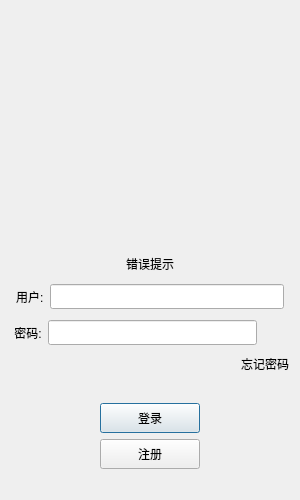
The window that QTClient/login.ui (Encounter005/TinyChat) describes before a commit, drawn with Qt 5.
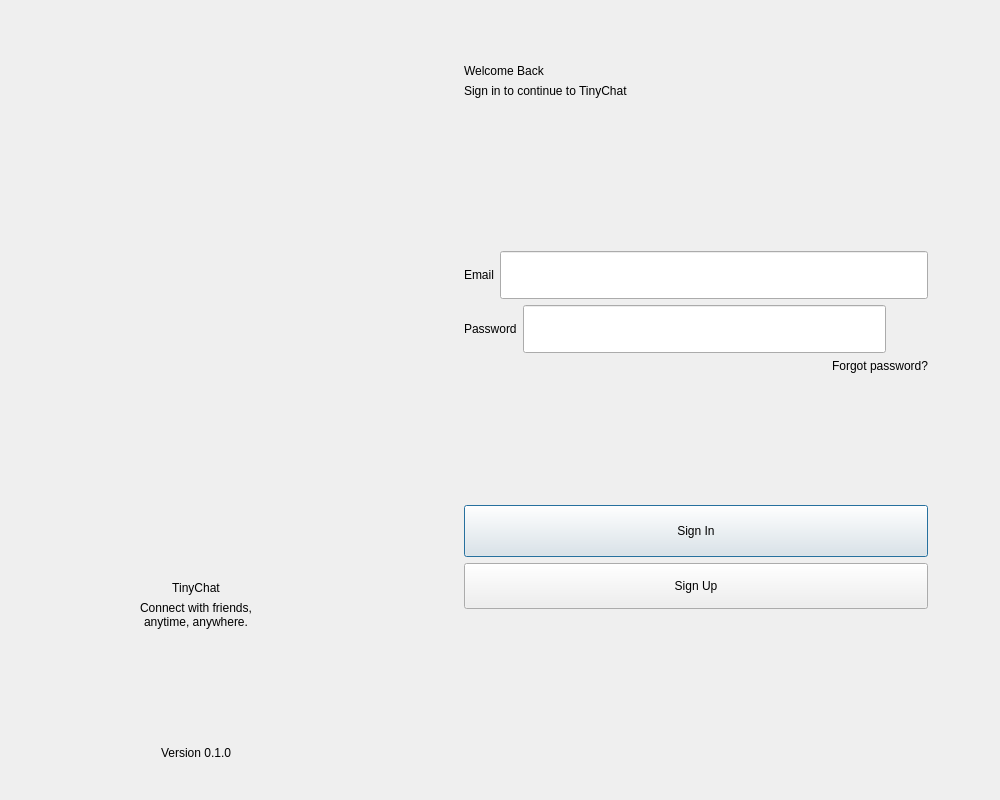
The same window after the commit. Icons and pictures are not drawn. Custom widgets are drawn as their Qt base class.

```diff
--- a/QTClient/login.ui
+++ b/QTClient/login.ui
@@ -6,59 +6,81 @@
    <rect>
     <x>0</x>
     <y>0</y>
-    <width>300</width>
-    <height>500</height>
+    <width>1000</width>
+    <height>800</height>
    </rect>
   </property>
   <property name="minimumSize">
    <size>
-    <width>300</width>
-    <height>500</height>
+    <width>1000</width>
+    <height>800</height>
    </size>
   </property>
   <property name="maximumSize">
    <size>
-    <width>300</width>
-    <height>500</height>
+    <width>1000</width>
+    <height>800</height>
    </size>
   </property>
   <property name="windowTitle">
    <string>Dialog</string>
   </property>
-  <layout class="QVBoxLayout" name="verticalLayout_2">
+  <layout class="QHBoxLayout" name="horizontalLayout_root">
+   <property name="spacing">
+    <number>0</number>
+   </property>
+   <property name="leftMargin">
+    <number>0</number>
+   </property>
+   <property name="topMargin">
+    <number>0</number>
+   </property>
+   <property name="rightMargin">
+    <number>0</number>
+   </property>
+   <property name="bottomMargin">
+    <number>0</number>
+   </property>
    <item>
-    <widget class="QWidget" name="widget" native="true">
-     <property name="sizePolicy">
-      <sizepolicy hsizetype="Preferred" vsizetype="Preferred">
-       <horstretch>0</horstretch>
-       <verstretch>0</verstretch>
-      </sizepolicy>
-     </property>
-     <property name="minimumSize">
-      <size>
-       <width>0</width>
-       <height>0</height>
-      </size>
-     </property>
-     <property name="maximumSize">
+    <widget class="QWidget" name="auth_left_panel" native="true">
+     <layout class="QVBoxLayout" name="verticalLayout_left">
+      <property name="leftMargin">
+       <number>56</number>
+      </property>
+      <property name="topMargin">
+       <number>72</number>
+      </property>
+      <property name="rightMargin">
+       <number>56</number>
+      </property>
+      <property name="bottomMargin">
+       <number>40</number>
+      </property>
+      <item>
+       <spacer name="verticalSpacer_left_top">
+        <property name="orientation">
+         <enum>Qt::Orientation::Vertical</enum>
+        </property>
+        <property name="sizeHint" stdset="0">
       <size>
-       <width>16777215</width>
-       <height>16777215</height>
-      </size>
-     </property>
-     <layout class="QHBoxLayout" name="horizontalLayout_6">
+          <width>20</width>
+          <height>40</height>
+         </size>
+        </property>
+       </spacer>
+      </item>
       <item>
        <widget class="QLabel" name="label">
         <property name="minimumSize">
          <size>
-          <width>200</width>
-          <height>200</height>
+          <width>280</width>
+          <height>280</height>
          </size>
         </property>
         <property name="maximumSize">
          <size>
-          <width>200</width>
-          <height>200</height>
+          <width>280</width>
+          <height>280</height>
          </size>
         </property>
         <property name="contextMenuPolicy">
@@ -78,11 +100,42 @@
         </property>
        </widget>
       </item>
-     </layout>
+      <item>
+       <spacer name="verticalSpacer_left_mid">
+        <property name="orientation">
+         <enum>Qt::Orientation::Vertical</enum>
+        </property>
+        <property name="sizeHint" stdset="0">
+         <size>
+          <width>20</width>
+          <height>30</height>
+         </size>
+        </property>
+       </spacer>
+      </item>
+      <item>
+       <widget class="QLabel" name="brand_title">
+        <property name="text">
+         <string>TinyChat</string>
+        </property>
+        <property name="alignment">
+         <set>Qt::AlignmentFlag::AlignCenter</set>
+        </property>
     </widget>
    </item>
    <item>
-    <spacer name="verticalSpacer">
+       <widget class="QLabel" name="brand_subtitle">
+        <property name="text">
+         <string>Connect with friends,
+anytime, anywhere.</string>
+        </property>
+        <property name="alignment">
+         <set>Qt::AlignmentFlag::AlignCenter</set>
+        </property>
+       </widget>
+      </item>
+      <item>
+       <spacer name="verticalSpacer_left_bottom">
      <property name="orientation">
       <enum>Qt::Orientation::Vertical</enum>
      </property>
@@ -90,6 +143,61 @@
       <size>
        <width>20</width>
        <height>40</height>
+         </size>
+        </property>
+       </spacer>
+      </item>
+      <item>
+       <widget class="QLabel" name="brand_version">
+        <property name="text">
+         <string>Version 0.1.0</string>
+        </property>
+        <property name="alignment">
+         <set>Qt::AlignmentFlag::AlignCenter</set>
+        </property>
+       </widget>
+      </item>
+     </layout>
+    </widget>
+   </item>
+   <item>
+    <widget class="QWidget" name="auth_right_panel" native="true">
+     <layout class="QVBoxLayout" name="verticalLayout_right">
+      <property name="leftMargin">
+       <number>72</number>
+      </property>
+      <property name="topMargin">
+       <number>64</number>
+      </property>
+      <property name="rightMargin">
+       <number>72</number>
+      </property>
+      <property name="bottomMargin">
+       <number>64</number>
+      </property>
+      <item>
+       <widget class="QLabel" name="title_label">
+        <property name="text">
+         <string>Welcome Back</string>
+        </property>
+       </widget>
+      </item>
+      <item>
+       <widget class="QLabel" name="desc_label">
+        <property name="text">
+         <string>Sign in to continue to TinyChat</string>
+        </property>
+       </widget>
+      </item>
+      <item>
+       <spacer name="verticalSpacer_right_1">
+        <property name="orientation">
+         <enum>Qt::Orientation::Vertical</enum>
+        </property>
+        <property name="sizeHint" stdset="0">
+         <size>
+          <width>20</width>
+          <height>20</height>
       </size>
      </property>
     </spacer>
@@ -97,7 +205,7 @@
    <item>
     <widget class="QLabel" name="error_tips">
      <property name="text">
-      <string>错误提示</string>
+         <string/>
      </property>
      <property name="alignment">
       <set>Qt::AlignmentFlag::AlignCenter</set>
@@ -105,37 +213,11 @@
     </widget>
    </item>
    <item>
-    <layout class="QVBoxLayout" name="verticalLayout">
-     <item>
-      <layout class="QHBoxLayout" name="horizontalLayout">
-       <property name="leftMargin">
-        <number>5</number>
-       </property>
-       <property name="topMargin">
-        <number>5</number>
-       </property>
-       <property name="rightMargin">
-        <number>5</number>
-       </property>
-       <property name="bottomMargin">
-        <number>5</number>
-       </property>
+       <layout class="QHBoxLayout" name="horizontalLayout_user">
        <item>
         <widget class="QLabel" name="user_label">
-         <property name="minimumSize">
-          <size>
-           <width>0</width>
-           <height>25</height>
-          </size>
-         </property>
-         <property name="maximumSize">
-          <size>
-           <width>16777215</width>
-           <height>25</height>
-          </size>
-         </property>
          <property name="text">
-          <string>用户:</string>
+           <string>Email</string>
          </property>
         </widget>
        </item>
@@ -144,33 +226,19 @@
          <property name="minimumSize">
           <size>
            <width>0</width>
-           <height>25</height>
-          </size>
-         </property>
-         <property name="maximumSize">
-          <size>
-           <width>16777215</width>
-           <height>25</height>
-          </size>
-         </property>
-         <property name="inputMask">
-          <string/>
-         </property>
-         <property name="text">
-          <string/>
-         </property>
+            <height>48</height>
+           </size>
+          </property>
         </widget>
        </item>
       </layout>
      </item>
-    </layout>
-   </item>
    <item>
-    <layout class="QHBoxLayout" name="horizontalLayout_2">
+       <layout class="QHBoxLayout" name="horizontalLayout_pwd">
      <item>
       <widget class="QLabel" name="password_label">
        <property name="text">
-        <string> 密码:</string>
+           <string>Password</string>
        </property>
       </widget>
      </item>
@@ -179,104 +247,51 @@
        <property name="minimumSize">
         <size>
          <width>0</width>
-         <height>25</height>
-        </size>
-       </property>
-       <property name="maximumSize">
-        <size>
-         <width>16777215</width>
-         <height>25</height>
-        </size>
-       </property>
-       <property name="text">
-        <string/>
-       </property>
+            <height>48</height>
+           </size>
+          </property>
       </widget>
      </item>
      <item>
       <widget class="ClickedLabel" name="pass_visible">
        <property name="minimumSize">
         <size>
-         <width>26</width>
-         <height>20</height>
+            <width>36</width>
+            <height>36</height>
         </size>
        </property>
        <property name="maximumSize">
         <size>
-         <width>26</width>
-         <height>20</height>
+            <width>36</width>
+            <height>36</height>
         </size>
        </property>
        <property name="text">
         <string/>
        </property>
-       <property name="alignment">
-        <set>Qt::AlignmentFlag::AlignCenter</set>
-       </property>
       </widget>
      </item>
     </layout>
-   </item>
-   <item>
-    <layout class="QHBoxLayout" name="horizontalLayout_3">
-     <item>
-      <spacer name="horizontalSpacer">
-       <property name="orientation">
-        <enum>Qt::Orientation::Horizontal</enum>
-       </property>
-       <property name="sizeHint" stdset="0">
-        <size>
-         <width>40</width>
-         <height>20</height>
-        </size>
-       </property>
-      </spacer>
      </item>
      <item>
       <widget class="ClickedLabel" name="forget_label">
-       <property name="minimumSize">
-        <size>
-         <width>0</width>
-         <height>25</height>
-        </size>
-       </property>
-       <property name="maximumSize">
-        <size>
-         <width>16777215</width>
-         <height>25</height>
-        </size>
-       </property>
        <property name="text">
-        <string>忘记密码</string>
+         <string>Forgot password?</string>
+        </property>
+        <property name="alignment">
+         <set>Qt::AlignmentFlag::AlignRight|Qt::AlignmentFlag::AlignTrailing|Qt::AlignmentFlag::AlignVCenter</set>
        </property>
       </widget>
      </item>
-    </layout>
-   </item>
    <item>
-    <spacer name="verticalSpacer_2">
+       <spacer name="verticalSpacer_right_2">
      <property name="orientation">
       <enum>Qt::Orientation::Vertical</enum>
      </property>
      <property name="sizeHint" stdset="0">
       <size>
        <width>20</width>
-       <height>40</height>
-      </size>
-     </property>
-    </spacer>
-   </item>
-   <item>
-    <layout class="QHBoxLayout" name="horizontalLayout_4">
-     <item>
-      <spacer name="horizontalSpacer_3">
-       <property name="orientation">
-        <enum>Qt::Orientation::Horizontal</enum>
-       </property>
-       <property name="sizeHint" stdset="0">
-        <size>
-         <width>40</width>
-         <height>20</height>
+          <height>22</height>
         </size>
        </property>
       </spacer>
@@ -285,87 +300,30 @@
       <widget class="QPushButton" name="login_button">
        <property name="minimumSize">
         <size>
-         <width>100</width>
-         <height>30</height>
-        </size>
-       </property>
-       <property name="maximumSize">
-        <size>
-         <width>100</width>
-         <height>30</height>
+          <width>0</width>
+          <height>52</height>
         </size>
        </property>
        <property name="text">
-        <string>登录</string>
-       </property>
-      </widget>
-     </item>
-     <item>
-      <spacer name="horizontalSpacer_2">
-       <property name="orientation">
-        <enum>Qt::Orientation::Horizontal</enum>
-       </property>
-       <property name="sizeHint" stdset="0">
-        <size>
-         <width>40</width>
-         <height>20</height>
-        </size>
-       </property>
-      </spacer>
-     </item>
-    </layout>
-   </item>
-   <item>
-    <layout class="QHBoxLayout" name="horizontalLayout_5">
-     <item>
-      <spacer name="horizontalSpacer_4">
-       <property name="orientation">
-        <enum>Qt::Orientation::Horizontal</enum>
-       </property>
-       <property name="sizeHint" stdset="0">
-        <size>
-         <width>40</width>
-         <height>20</height>
-        </size>
-       </property>
-      </spacer>
+         <string>Sign In</string>
+        </property>
+       </widget>
      </item>
      <item>
       <widget class="QPushButton" name="register_button">
        <property name="minimumSize">
         <size>
-         <width>100</width>
-         <height>30</height>
-        </size>
-       </property>
-       <property name="maximumSize">
-        <size>
-         <width>100</width>
-         <height>30</height>
+          <width>0</width>
+          <height>46</height>
         </size>
        </property>
        <property name="text">
-        <string>注册</string>
+         <string>Sign Up</string>
        </property>
       </widget>
      </item>
      <item>
-      <spacer name="horizontalSpacer_5">
-       <property name="orientation">
-        <enum>Qt::Orientation::Horizontal</enum>
-       </property>
-       <property name="sizeHint" stdset="0">
-        <size>
-         <width>40</width>
-         <height>20</height>
-        </size>
-       </property>
-      </spacer>
-     </item>
-    </layout>
-   </item>
-   <item>
-    <spacer name="verticalSpacer_3">
+       <spacer name="verticalSpacer_right_bottom">
      <property name="orientation">
       <enum>Qt::Orientation::Vertical</enum>
      </property>
@@ -376,6 +334,9 @@
       </size>
      </property>
     </spacer>
+      </item>
+     </layout>
+    </widget>
    </item>
   </layout>
  </widget>
```
Left out of the diff: 11 changed lines with no effect on the pictures. Lines whose indentation alone changed are shown as unchanged.
